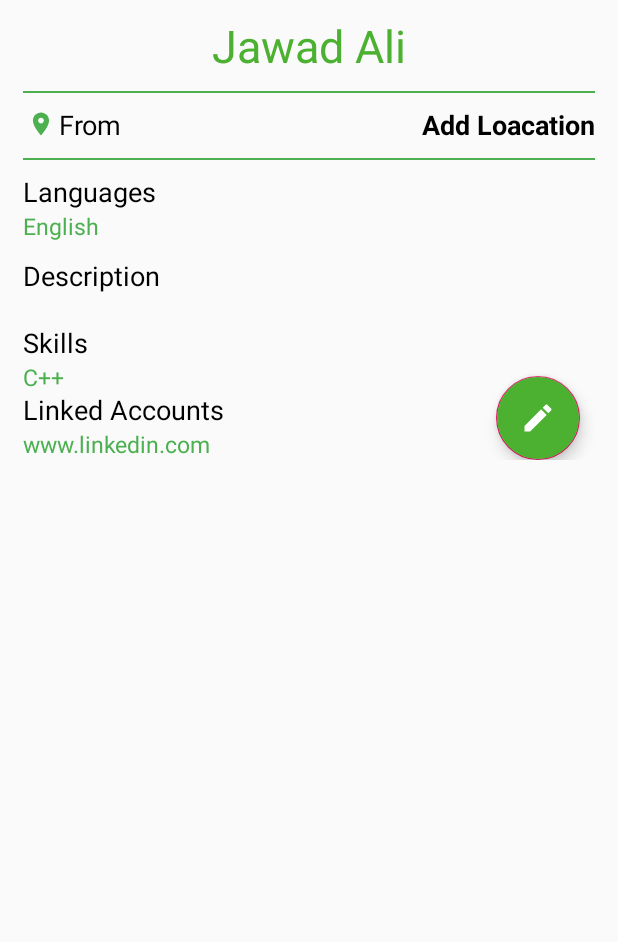
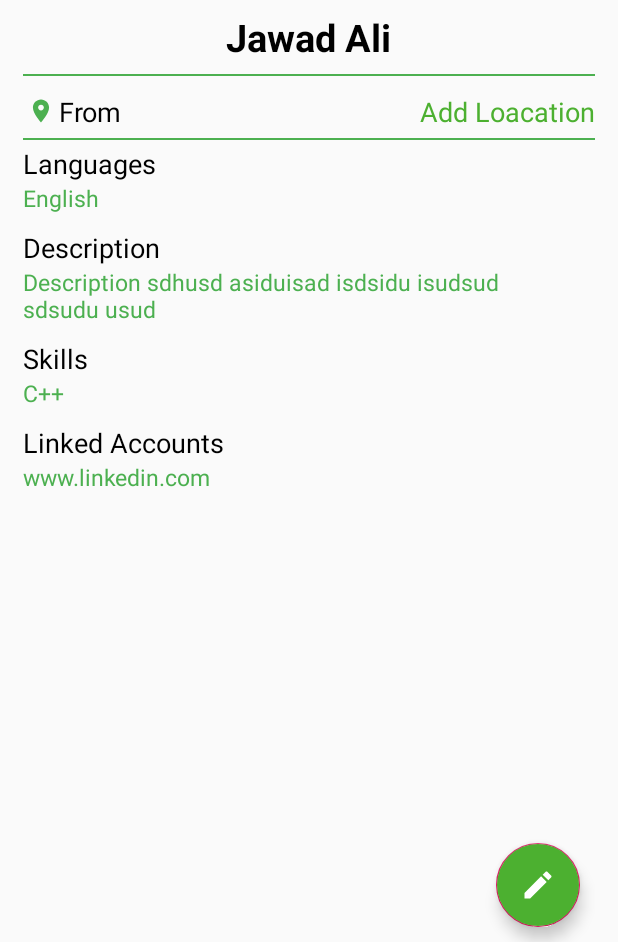
Before and after one commit to JawadAli78620/Skill-Squared-android-app, an Android app: the UserProfile screen opened directly, with no data from a screen before it, on a phone screen of 412 x 824 dp, the part 294-1236 px from its top. Run offline under Robolectric (Android 15) with nearby library versions, the phone set to English and light mode, and no system bars; our stand-ins replace Firebase (no records; nobody signed in at launch, a user with empty details on screens opened directly), Picasso; plain views replace CircularImageView; pictures from the network do not load.

Commit message:
second commit

```diff
--- a/app/src/main/java/com/example/skillsquared2/Login.java
+++ b/app/src/main/java/com/example/skillsquared2/Login.java
@@ -104,8 +104,10 @@ public class Login extends AppCompatActivity {
                                     userHashMap.put("image", "");
                                     userHashMap.put("name", "");
                                     userHashMap.put("location", "");
+                                    userHashMap.put("description", "");
                                     userHashMap.put("language", "");
                                     userHashMap.put("skills", "");
+                                    userHashMap.put("links", "");
 
                                     //path to store user data named "Users"
                                     DatabaseReference reference = firebaseDatabase.getReference("Users");
--- a/app/src/main/java/com/example/skillsquared2/Registeration.java
+++ b/app/src/main/java/com/example/skillsquared2/Registeration.java
@@ -112,8 +112,10 @@ public class Registeration extends AppCompatActivity {
                                     userHashMap.put("image", "");
                                     userHashMap.put("name", userName);
                                     userHashMap.put("location", "");
+                                    userHashMap.put("description", "");
                                     userHashMap.put("language", "");
                                     userHashMap.put("skills", "");
+                                    userHashMap.put("links", "");
 
                                     //path to store user data named "Users"
                                     DatabaseReference reference = firebaseDatabase.getReference("Users");
--- a/app/src/main/res/layout/activity_user_profile.xml
+++ b/app/src/main/res/layout/activity_user_profile.xml
@@ -1,6 +1,6 @@
 <?xml version="1.0" encoding="utf-8"?>
 
-<ScrollView xmlns:android="http://schemas.android.com/apk/res/android"
+<RelativeLayout xmlns:android="http://schemas.android.com/apk/res/android"
     xmlns:app="http://schemas.android.com/apk/res-auto"
     xmlns:tools="http://schemas.android.com/tools"
     android:layout_width="match_parent"
@@ -10,10 +10,21 @@
     android:scrollbars="vertical"
     tools:context=".UserProfile">
 
+    <androidx.core.widget.NestedScrollView
+        android:id="@+id/scrollView"
+        android:layout_width="match_parent"
+        android:layout_height="match_parent"
+        android:layout_above="@+id/create_profile_bottomButtonRL"
+        android:layout_marginBottom="30dp"
+        android:fillViewport="true"
+        android:focusable="true"
+        android:focusableInTouchMode="true"
+        android:scrollbars="vertical">
 
         <RelativeLayout
             android:layout_width="match_parent"
             android:layout_height="match_parent">
+
 
             <com.mikhaellopez.circularimageview.CircularImageView
                 android:id="@+id/create_profile_img"
@@ -29,10 +40,11 @@
                 android:layout_height="wrap_content"
                 android:layout_below="@+id/create_profile_img"
                 android:layout_centerHorizontal="true"
-            android:layout_marginTop="10dp"
+                android:layout_marginTop="7dp"
                 android:text="Jawad Ali"
-            android:textColor="@color/colorPrimaryDark"
-            android:textSize="30sp" />
+                android:textColor="@color/black"
+                android:textSize="25sp"
+                android:textStyle="bold" />
 
 
             <View
@@ -42,9 +54,9 @@
                 android:layout_alignParentStart="true"
                 android:layout_alignParentEnd="true"
                 android:layout_marginStart="0dp"
-            android:layout_marginTop="10dp"
+                android:layout_marginTop="7dp"
                 android:layout_marginEnd="0dp"
-            android:layout_marginBottom="10dp"
+                android:layout_marginBottom="0dp"
                 android:background="@color/colorPrimary" />
 
             <TextView
@@ -68,9 +80,8 @@
                 android:layout_marginTop="20dp"
                 android:layout_marginEnd="0dp"
                 android:text="Add Loacation"
-            android:textColor="#000"
-            android:textSize="18sp"
-            android:textStyle="bold" />
+                android:textColor="@color/colorPrimaryDark"
+                android:textSize="18sp" />
 
             <View
                 android:layout_width="match_parent"
@@ -79,9 +90,9 @@
                 android:layout_alignParentStart="true"
                 android:layout_alignParentEnd="true"
                 android:layout_marginStart="0dp"
-            android:layout_marginTop="10dp"
+                android:layout_marginTop="5dp"
                 android:layout_marginEnd="0dp"
-            android:layout_marginBottom="10dp"
+                android:layout_marginBottom="7dp"
                 android:background="@color/colorPrimary" />
 
             <TextView
@@ -89,7 +100,7 @@
                 android:layout_width="wrap_content"
                 android:layout_height="wrap_content"
                 android:layout_below="@+id/create_profile_from"
-            android:layout_marginTop="20dp"
+                android:layout_marginTop="10dp"
                 android:text="Languages"
                 android:textColor="#000"
                 android:textSize="18sp" />
@@ -105,6 +116,7 @@
                 android:text="Edit"
                 android:textColor="@color/colorPrimary"
                 android:textSize="15sp"
+                android:textStyle="bold"
                 android:visibility="gone" />
 
             <TextView
@@ -128,6 +140,31 @@
                 android:textColor="#000"
                 android:textSize="18sp" />
 
+            <TextView
+                android:id="@+id/create_profile_addDesc"
+                android:layout_width="wrap_content"
+                android:layout_height="wrap_content"
+                android:layout_below="@+id/create_profile_lang_list"
+                android:layout_alignParentEnd="true"
+                android:layout_marginTop="20dp"
+                android:layout_marginEnd="0dp"
+                android:text="Edit"
+                android:textColor="@color/colorPrimary"
+                android:textSize="15sp"
+                android:textStyle="bold"
+                android:visibility="gone" />
+
+            <TextView
+                android:id="@+id/create_profile_descriptionTV"
+                android:layout_width="wrap_content"
+                android:layout_height="wrap_content"
+                android:layout_below="@+id/create_profile_description"
+                android:layout_alignParentStart="true"
+                android:layout_marginTop="0dp"
+                android:layout_marginRight="40dp"
+                android:text="Description sdhusd asiduisad isdsidu isudsud sdsudu usud "
+                android:textColor="@color/colorPrimary"
+                android:textSize="15sp" />
 
             <EditText
                 android:id="@+id/create_profile_descriptionField"
@@ -153,8 +190,8 @@
                 android:id="@+id/create_profile_skills"
                 android:layout_width="wrap_content"
                 android:layout_height="wrap_content"
-            android:layout_below="@+id/create_profile_descriptionField"
-            android:layout_marginTop="20dp"
+                android:layout_below="@+id/create_profile_descriptionTV"
+                android:layout_marginTop="10dp"
                 android:text="Skills"
                 android:textColor="#000"
                 android:textSize="18sp" />
@@ -163,10 +200,11 @@
                 android:id="@+id/create_profile_addSkill"
                 android:layout_width="wrap_content"
                 android:layout_height="wrap_content"
-            android:layout_below="@+id/create_profile_descriptionField"
+                android:layout_below="@+id/create_profile_descriptionTV"
                 android:layout_alignParentEnd="true"
                 android:layout_marginTop="20dp"
                 android:layout_marginEnd="0dp"
+                android:textStyle="bold"
                 android:text="Edit"
                 android:textColor="@color/colorPrimary"
                 android:textSize="15sp"
@@ -188,8 +226,8 @@
                 android:id="@+id/create_profile_links"
                 android:layout_width="wrap_content"
                 android:layout_height="wrap_content"
-            android:layout_below="@+id/create_profile_skills"
-            android:layout_marginTop="20dp"
+                android:layout_below="@+id/create_profile_skills_list"
+                android:layout_marginTop="10dp"
                 android:text="Linked Accounts"
                 android:textColor="#000"
                 android:textSize="18sp" />
@@ -202,6 +240,7 @@
                 android:layout_alignParentEnd="true"
                 android:layout_marginTop="20dp"
                 android:layout_marginEnd="0dp"
+                android:textStyle="bold"
                 android:text="Add New"
                 android:textColor="@color/colorPrimary"
                 android:textSize="15sp"
@@ -219,6 +258,10 @@
                 android:textColor="@color/colorPrimary"
                 android:textSize="15sp" />
 
+        </RelativeLayout>
+
+    </androidx.core.widget.NestedScrollView>
+
     <com.google.android.material.floatingactionbutton.FloatingActionButton
         android:id="@+id/edit_profile_fab"
         android:layout_width="wrap_content"
@@ -230,6 +273,39 @@
         android:background="@color/colorPrimaryDark"
         android:backgroundTint="@color/colorPrimaryDark"
         android:src="@drawable/ic_edit_black_24dp" />
+
+    <RelativeLayout
+        android:id="@+id/create_profile_bottomButtonRL"
+        android:layout_width="match_parent"
+        android:layout_height="?attr/actionBarSize"
+        android:layout_alignParentBottom="true"
+        android:background="@color/lightGray"
+        android:visibility="gone">
+
+        <View
+            android:layout_width="match_parent"
+            android:layout_height="1dp"
+            android:background="@color/black" />
+
+        <com.google.android.material.card.MaterialCardView
+            android:id="@+id/create_profile_saveBtnCV"
+            android:layout_width="match_parent"
+            android:layout_height="match_parent"
+            android:layout_margin="10dp"
+            app:cardBackgroundColor="@color/colorPrimary"
+            app:cardCornerRadius="5dp">
+
+            <TextView
+                android:layout_width="wrap_content"
+                android:layout_height="wrap_content"
+                android:layout_gravity="center"
+                android:text="@string/save"
+                android:textColor="@color/white"
+                android:textSize="18sp"
+                android:textStyle="bold" />
+
+        </com.google.android.material.card.MaterialCardView>
+
     </RelativeLayout>
 
-</ScrollView>
+</RelativeLayout>
--- a/app/src/main/res/values/strings.xml
+++ b/app/src/main/res/values/strings.xml
@@ -53,5 +53,6 @@
     <string name="min_5">min $5</string>
     <string name="enter_your_budget">Enter your budget</string>
     <string name="submit_your_request">Submit Your Request</string>
+    <string name="save">Save</string>
 
 </resources>
```
Also changed, not shown: app/src/main/java/com/example/skillsquared2/UserProfile.java (+127 -7 lines). Lines whose indentation alone changed are shown as unchanged.
